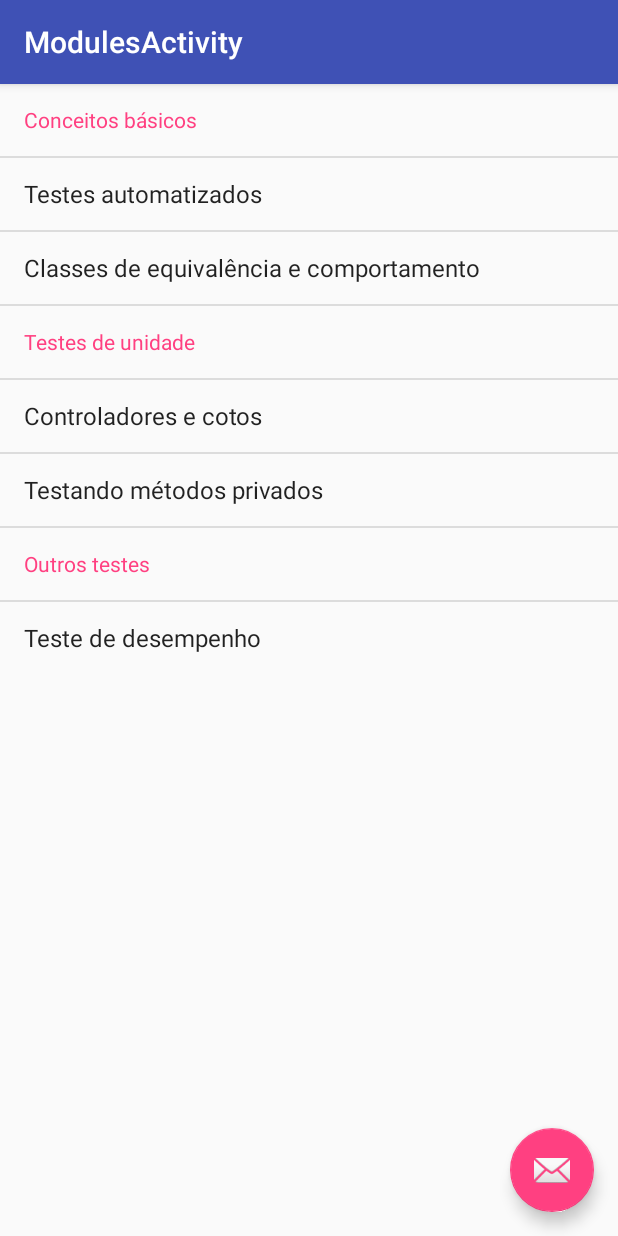
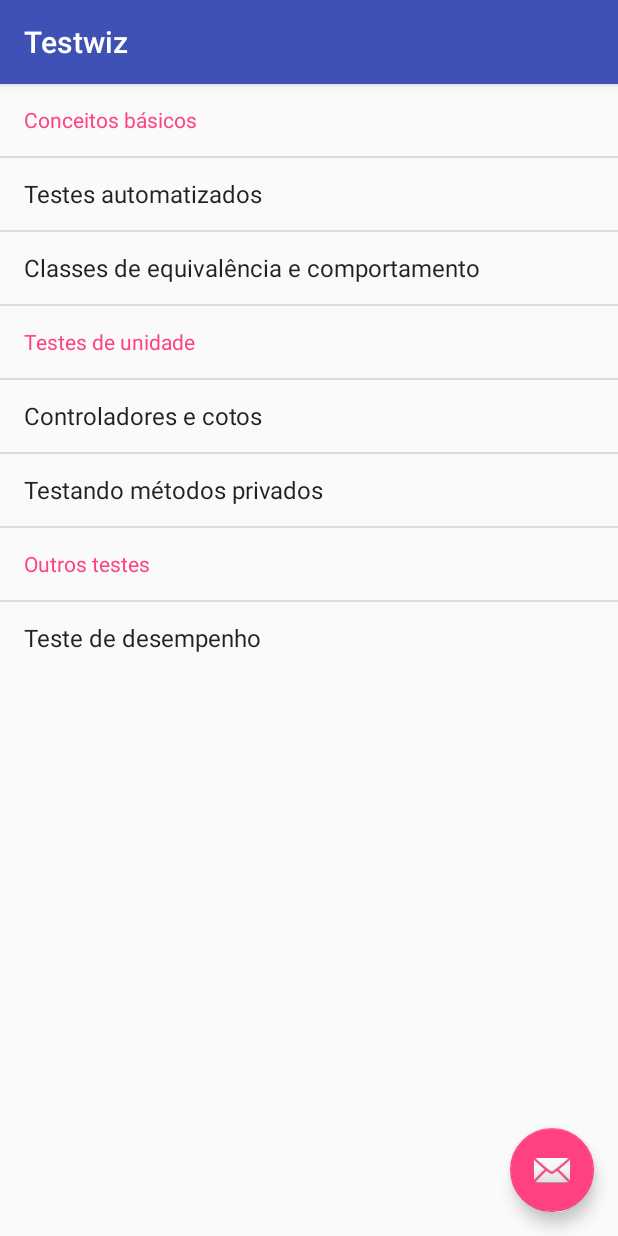
Before and after one commit to ronaldpereira/unit-test-quiz, an Android app: the screen it shows after launch (ModulesActivity), on a phone screen of 412 x 824 dp. Run offline under Robolectric (Android 15) with nearby library versions, the light colour scheme and no system bars.

Commit message:
Changing app name

```diff
--- a/app/src/main/AndroidManifest.xml
+++ b/app/src/main/AndroidManifest.xml
@@ -5,7 +5,7 @@
     <application
         android:allowBackup="true"
         android:icon="@mipmap/ic_launcher"
-        android:label="TestWiz"
+        android:label="@string/app_name"
         android:supportsRtl="true"
         android:theme="@style/AppTheme">
         <activity android:name="br.ufmg.dcc.unit_test_quiz.QuestionsActivity">
--- a/app/src/main/java/br/ufmg/dcc/unit_test_quiz/ModulesActivity.java
+++ b/app/src/main/java/br/ufmg/dcc/unit_test_quiz/ModulesActivity.java
@@ -32,7 +32,7 @@
         public ItemType type;
         public String text;
 
-        public ListItem(ItemType type, String text) {
+        ListItem(ItemType type, String text) {
             this.type = type;
             this.text = text;
 
@@ -45,7 +45,7 @@
     }
 
     public class ItemAdapter extends ArrayAdapter<ListItem> {
-        public ItemAdapter(@NonNull Context context, @NonNull List<ListItem> objects) {
+        ItemAdapter(@NonNull Context context, @NonNull List<ListItem> objects) {
             super(context, 0, objects);
         }
 
@@ -62,11 +62,23 @@
             assert item != null;
 
             if (convertView == null) {
-                convertView = LayoutInflater.from(getContext()).inflate(
-                        item.type == ItemType.MODULE ? R.layout.module_list_item : R.layout.activities_list_item,
+                if (item.type == ItemType.MODULE) {
+                    convertView = LayoutInflater.from(getContext()).inflate(
+                        R.layout.module_list_item,
                         parent, false
-                );
+                    );
+
+                    convertView.setClickable(false);
+                    convertView.setOnClickListener(null);
+                }
+                else {
+                    convertView = LayoutInflater.from(getContext()).inflate(
+                            R.layout.activities_list_item,
+                            parent, false
+                    );
+                }
             }
+
 
             ((TextView) convertView).setText(item.text);
 
--- a/app/src/main/res/values/strings.xml
+++ b/app/src/main/res/values/strings.xml
@@ -1,4 +1,4 @@
 <resources>
-    <string name="app_name">unit-test-quiz</string>
-    <string name="title_activity_modules">ModulesActivity</string>
+    <string name="app_name">Testwiz</string>
+    <string name="title_activity_modules">Testwiz</string>
 </resources>
```
